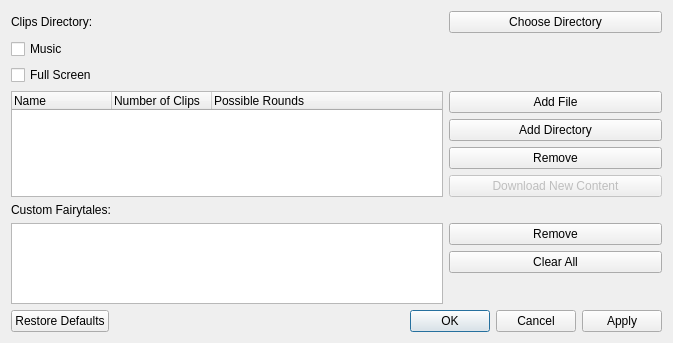
tdauth/gustavsfairyland, file ui/settings.ui: the form before one commit.
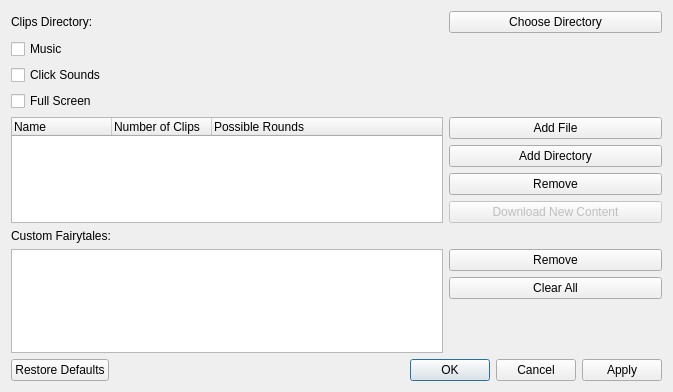
The form after the commit.

Commit message:
Moved settings into class SettingsDialog and made apply work with packages
Store all settings now.

Added option for click sounds.

Set default game mode chosen in combo box by default.

Fixed highscores, again.

Support high DPI scaling which might improve GUIs on smartphones.

Diff of the .ui file:
```diff
--- a/ui/settings.ui
+++ b/ui/settings.ui
@@ -7,7 +7,7 @@
     <x>0</x>
     <y>0</y>
     <width>673</width>
-    <height>343</height>
+    <height>392</height>
    </rect>
   </property>
   <property name="windowTitle">
@@ -35,14 +35,14 @@
      </property>
     </widget>
    </item>
-   <item row="3" column="0" colspan="3">
+   <item row="4" column="0" colspan="3">
     <widget class="QCheckBox" name="fullScreenCheckBox">
      <property name="text">
       <string>Full Screen</string>
      </property>
     </widget>
    </item>
-   <item row="9" column="0" colspan="3">
+   <item row="10" column="0" colspan="3">
     <widget class="QDialogButtonBox" name="buttonBox">
      <property name="standardButtons">
       <set>QDialogButtonBox::Apply|QDialogButtonBox::Cancel|QDialogButtonBox::Ok|QDialogButtonBox::RestoreDefaults</set>
@@ -56,7 +56,7 @@
      </property>
     </widget>
    </item>
-   <item row="4" column="2">
+   <item row="5" column="2">
     <layout class="QVBoxLayout" name="verticalLayout">
      <item>
       <widget class="QPushButton" name="addFilePushButton">
@@ -104,7 +104,7 @@
      </item>
     </layout>
    </item>
-   <item row="4" column="0" colspan="2">
+   <item row="5" column="0" colspan="2">
     <widget class="QTreeWidget" name="treeWidget">
      <column>
       <property name="text">
@@ -123,17 +123,17 @@
      </column>
     </widget>
    </item>
-   <item row="8" column="0" colspan="2">
+   <item row="9" column="0" colspan="2">
     <widget class="QListWidget" name="customFairytalesListWidget"/>
    </item>
-   <item row="6" column="0" colspan="3">
+   <item row="7" column="0" colspan="3">
     <widget class="QLabel" name="label_2">
      <property name="text">
       <string>Custom Fairytales:</string>
      </property>
     </widget>
    </item>
-   <item row="8" column="2">
+   <item row="9" column="2">
     <layout class="QVBoxLayout" name="verticalLayout_2">
      <item>
       <widget class="QPushButton" name="removeCustomFairytalePushButton">
@@ -164,6 +164,13 @@
      </item>
     </layout>
    </item>
+   <item row="3" column="0" colspan="2">
+    <widget class="QCheckBox" name="clickSoundsCheckBox">
+     <property name="text">
+      <string>Click Sounds</string>
+     </property>
+    </widget>
+   </item>
   </layout>
  </widget>
  <resources/>
```
The commit also changes 15 other files.
